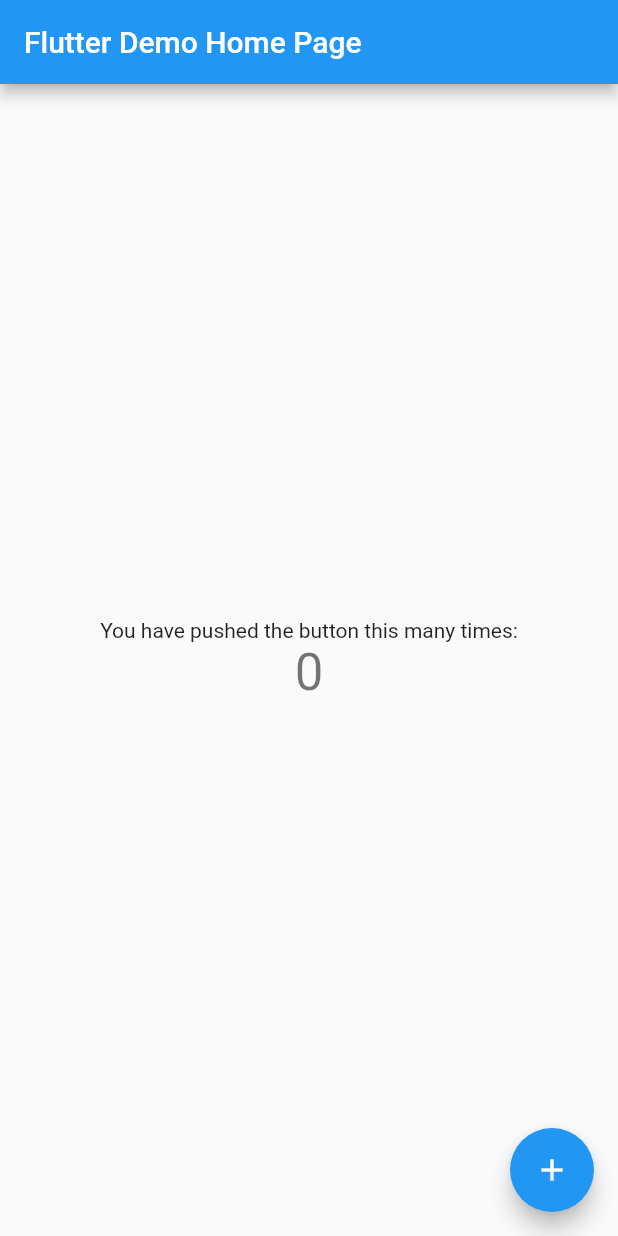
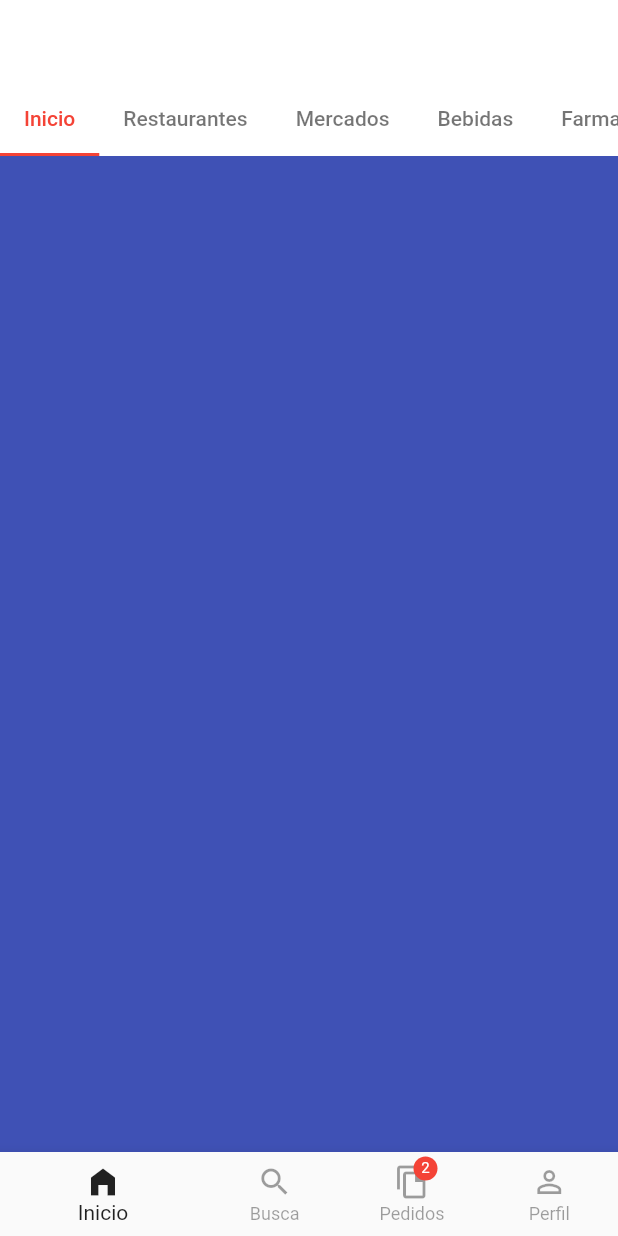
Before and after one commit to isaiasmms92/lfood, a Flutter app: the screen it shows after launch, on a phone screen of 412 x 824 dp. Run offline on Flutter 3.47's test engine with Material 2 defaults, Android fonts, the phone set to English and light mode, and no system bars.

Commit message:
feat: botttom bar, tab bar

```diff
--- a/lib/main.dart
+++ b/lib/main.dart
@@ -1,115 +1,21 @@
 import 'package:flutter/material.dart';
+import 'package:lfood/src/features/dashboard/view/pages/dashboard_page.dart';
 
 void main() {
-  runApp(const MyApp());
+  runApp(const LFoodApp());
 }
 
-class MyApp extends StatelessWidget {
-  const MyApp({super.key});
+class LFoodApp extends StatelessWidget {
+  const LFoodApp({super.key});
 
-  // This widget is the root of your application.
   @override
   Widget build(BuildContext context) {
     return MaterialApp(
       title: 'Flutter Demo',
       theme: ThemeData(
-        // This is the theme of your application.
-        //
-        // Try running your application with "flutter run". You'll see the
-        // application has a blue toolbar. Then, without quitting the app, try
-        // changing the primarySwatch below to Colors.green and then invoke
-        // "hot reload" (press "r" in the console where you ran "flutter run",
-        // or simply save your changes to "hot reload" in a Flutter IDE).
-        // Notice that the counter didn't reset back to zero; the application
-        // is not restarted.
         primarySwatch: Colors.blue,
       ),
-      home: const MyHomePage(title: 'Flutter Demo Home Page'),
+      home: const DashboardPage(),
     );
   }
 }
-
-class MyHomePage extends StatefulWidget {
-  const MyHomePage({super.key, required this.title});
-
-  // This widget is the home page of your application. It is stateful, meaning
-  // that it has a State object (defined below) that contains fields that affect
-  // how it looks.
-
-  // This class is the configuration for the state. It holds the values (in this
-  // case the title) provided by the parent (in this case the App widget) and
-  // used by the build method of the State. Fields in a Widget subclass are
-  // always marked "final".
-
-  final String title;
-
-  @override
-  State<MyHomePage> createState() => _MyHomePageState();
-}
-
-class _MyHomePageState extends State<MyHomePage> {
-  int _counter = 0;
-
-  void _incrementCounter() {
-    setState(() {
-      // This call to setState tells the Flutter framework that something has
-      // changed in this State, which causes it to rerun the build method below
-      // so that the display can reflect the updated values. If we changed
-      // _counter without calling setState(), then the build method would not be
-      // called again, and so nothing would appear to happen.
-      _counter++;
-    });
-  }
-
-  @override
-  Widget build(BuildContext context) {
-    // This method is rerun every time setState is called, for instance as done
-    // by the _incrementCounter method above.
-    //
-    // The Flutter framework has been optimized to make rerunning build methods
-    // fast, so that you can just rebuild anything that needs updating rather
-    // than having to individually change instances of widgets.
-    return Scaffold(
-      appBar: AppBar(
-        // Here we take the value from the MyHomePage object that was created by
-        // the App.build method, and use it to set our appbar title.
-        title: Text(widget.title),
-      ),
-      body: Center(
-        // Center is a layout widget. It takes a single child and positions it
-        // in the middle of the parent.
-        child: Column(
-          // Column is also a layout widget. It takes a list of children and
-          // arranges them vertically. By default, it sizes itself to fit its
-          // children horizontally, and tries to be as tall as its parent.
-          //
-          // Invoke "debug painting" (press "p" in the console, choose the
-          // "Toggle Debug Paint" action from the Flutter Inspector in Android
-          // Studio, or the "Toggle Debug Paint" command in Visual Studio Code)
-          // to see the wireframe for each widget.
-          //
-          // Column has various properties to control how it sizes itself and
-          // how it positions its children. Here we use mainAxisAlignment to
-          // center the children vertically; the main axis here is the vertical
-          // axis because Columns are vertical (the cross axis would be
-          // horizontal).
-          mainAxisAlignment: MainAxisAlignment.center,
-          children: <Widget>[
-            const Text(
-              'You have pushed the button this many times:',
-            ),
-            Text(
-              '$_counter',
-              style: Theme.of(context).textTheme.headline4,
-            ),
-          ],
-        ),
-      ),
-      floatingActionButton: FloatingActionButton(
-        onPressed: _incrementCounter,
-        tooltip: 'Increment',
-        child: const Icon(Icons.add),
-      ), // This trailing comma makes auto-formatting nicer for build methods.
-    );
-  }
-}
--- /dev/null
+++ b/lib/src/features/dashboard/view/pages/dashboard_page.dart
@@ -0,0 +1,58 @@
+import 'package:flutter/material.dart';
+import 'package:lfood/src/features/home/view/pages/home_page.dart';
+import 'package:lfood/src/features/order/view/pages/order_page.dart';
+import 'package:lfood/src/features/profile/view/pages/profile_page.dart';
+import 'package:lfood/src/features/search/view/pages/search_page.dart';
+import 'package:pepperoni/pepperoni.dart';
+
+class DashboardPage extends StatefulWidget {
+  const DashboardPage({super.key});
+
+  @override
+  State<DashboardPage> createState() => _DashboardPageState();
+}
+
+class _DashboardPageState extends State<DashboardPage> {
+  final pageController = PageController();
+  @override
+  Widget build(BuildContext context) {
+    return Scaffold(
+      body: PageView(
+        physics: const NeverScrollableScrollPhysics(),
+        controller: pageController,
+        children: const [
+          HomePage(),
+          SearchPage(),
+          OrderPage(),
+          ProfilePage(),
+        ],
+      ),
+      bottomNavigationBar: PepperoniBottomBar(
+        onIndexSelected: (index) => pageController.jumpToPage(index),
+        items: [
+          PepperoniBottomBarItem(
+            icon: Icons.home_outlined,
+            activeIcon: Icons.home_filled,
+            label: 'Inicio',
+          ),
+          PepperoniBottomBarItem(
+            icon: Icons.search_outlined,
+            activeIcon: Icons.search,
+            label: 'Busca',
+          ),
+          PepperoniBottomBarItem(
+            icon: Icons.file_copy_outlined,
+            activeIcon: Icons.file_copy_rounded,
+            label: 'Pedidos',
+            countBadge: 2,
+          ),
+          PepperoniBottomBarItem(
+            icon: Icons.person_outline,
+            activeIcon: Icons.person,
+            label: 'Perfil',
+          ),
+        ],
+      ),
+    );
+  }
+}
--- /dev/null
+++ b/lib/src/features/home/view/pages/home_page.dart
@@ -0,0 +1,63 @@
+import 'package:flutter/material.dart';
+
+class HomePage extends StatefulWidget {
+  const HomePage({super.key});
+
+  @override
+  State<HomePage> createState() => _HomePageState();
+}
+
+class _HomePageState extends State<HomePage>
+    with SingleTickerProviderStateMixin {
+  late final tabController = TabController(length: 6, vsync: this);
+  @override
+  Widget build(BuildContext context) {
+    return DefaultTabController(
+      length: 6,
+      child: Scaffold(
+        appBar: AppBar(
+          backgroundColor: Colors.white,
+          elevation: 0,
+          bottom: TabBar(
+            controller: tabController,
+            tabs: const [
+              Tab(
+                text: 'Inicio',
+              ),
+              Tab(
+                text: 'Restaurantes',
+              ),
+              Tab(
+                text: 'Mercados',
+              ),
+              Tab(
+                text: 'Bebidas',
+              ),
+              Tab(
+                text: 'Farmacias',
+              ),
+              Tab(
+                text: 'Pets',
+              ),
+            ],
+            isScrollable: true,
+            indicatorColor: Colors.red,
+            labelColor: Colors.red,
+            unselectedLabelColor: Colors.black54,
+          ),
+        ),
+        body: TabBarView(
+          controller: tabController,
+          children: [
+            Container(color: Colors.indigo),
+            Container(color: Colors.green),
+            Container(color: Colors.red),
+            Container(color: Colors.blue),
+            Container(color: Colors.yellow),
+            Container(color: Colors.black),
+          ],
+        ),
+      ),
+    );
+  }
+}
--- /dev/null
+++ b/lib/src/features/order/view/pages/order_page.dart
@@ -0,0 +1,15 @@
+import 'package:flutter/material.dart';
+
+class OrderPage extends StatefulWidget {
+  const OrderPage({super.key});
+
+  @override
+  State<OrderPage> createState() => _OrderPageState();
+}
+
+class _OrderPageState extends State<OrderPage> {
+  @override
+  Widget build(BuildContext context) {
+    return Container(color: Colors.yellow);
+  }
+}
--- /dev/null
+++ b/lib/src/features/profile/view/pages/profile_page.dart
@@ -0,0 +1,15 @@
+import 'package:flutter/material.dart';
+
+class ProfilePage extends StatefulWidget {
+  const ProfilePage({super.key});
+
+  @override
+  State<ProfilePage> createState() => _ProfilePageState();
+}
+
+class _ProfilePageState extends State<ProfilePage> {
+  @override
+  Widget build(BuildContext context) {
+    return Container(color: Colors.indigo);
+  }
+}
--- /dev/null
+++ b/lib/src/features/search/view/pages/search_page.dart
@@ -0,0 +1,15 @@
+import 'package:flutter/material.dart';
+
+class SearchPage extends StatefulWidget {
+  const SearchPage({super.key});
+
+  @override
+  State<SearchPage> createState() => _SearchPageState();
+}
+
+class _SearchPageState extends State<SearchPage> {
+  @override
+  Widget build(BuildContext context) {
+    return Container(color: Colors.green);
+  }
+}
--- /dev/null
+++ b/libraries/pepperoni/analysis_options.yaml
@@ -0,0 +1,4 @@
+include: package:flutter_lints/flutter.yaml
+
+# Additional information about this file can be found at
+# https://dart.dev/guides/language/analysis-options
--- /dev/null
+++ b/libraries/pepperoni/lib/pepperoni.dart
@@ -0,0 +1,4 @@
+library pepperoni;
+
+export 'src/widgets/bottom_bar/pepperoni_bottom_bar.dart';
+export 'src/widgets/bottom_bar/pepperoni_bottom_bar_item.dart';
--- /dev/null
+++ b/libraries/pepperoni/lib/src/widgets/bottom_bar/pepperoni_bottom_bar.dart
@@ -0,0 +1,78 @@
+import 'package:flutter/material.dart';
+import 'package:pepperoni/src/widgets/bottom_bar/pepperoni_bottom_bar_item.dart';
+
+class PepperoniBottomBar extends StatefulWidget {
+  final List<PepperoniBottomBarItem> items;
+  final void Function(int index) onIndexSelected;
+  const PepperoniBottomBar(
+      {super.key, required this.items, required this.onIndexSelected});
+
+  @override
+  State<PepperoniBottomBar> createState() => _PepperoniBottomBarState();
+}
+
+class _PepperoniBottomBarState extends State<PepperoniBottomBar> {
+  int selected = 0;
+
+  @override
+  Widget build(BuildContext context) {
+    return BottomNavigationBar(
+      items: List.from(
+        widget.items.map(
+          (item) => BottomNavigationBarItem(
+            icon: PepperoniIconBar(
+              icon: item.icon,
+              countBadge: item.countBadge,
+            ),
+            label: item.label,
+            activeIcon: PepperoniIconBar(
+              icon: item.activeIcon,
+              countBadge: item.countBadge,
+            ),
+          ),
+        ),
+      ),
+      selectedItemColor: Colors.black87,
+      unselectedItemColor: Colors.black38,
+      showUnselectedLabels: true,
+      currentIndex: selected,
+      onTap: (index) {
+        setState(() {
+          widget.onIndexSelected(index);
+          selected = index;
+        });
+      },
+    );
+  }
+}
+
+class PepperoniIconBar extends StatelessWidget {
+  final IconData icon;
+  final int countBadge;
+  const PepperoniIconBar(
+      {super.key, required this.icon, required this.countBadge});
+
+  @override
+  Widget build(BuildContext context) {
+    if (countBadge > 0) {
+      return Stack(
+        clipBehavior: Clip.none,
+        children: [
+          Icon(icon),
+          Positioned(
+              right: -5,
+              top: -5,
+              child: CircleAvatar(
+                backgroundColor: Colors.red,
+                radius: 8,
+                child: Text(
+                  '$countBadge',
+                  style: const TextStyle(color: Colors.white, fontSize: 10),
+                ),
+              ))
+        ],
+      );
+    }
+    return Icon(icon);
+  }
+}
--- /dev/null
+++ b/libraries/pepperoni/lib/src/widgets/bottom_bar/pepperoni_bottom_bar_item.dart
@@ -0,0 +1,15 @@
+import 'package:flutter/material.dart';
+
+class PepperoniBottomBarItem {
+  final String label;
+  final IconData icon;
+  final IconData activeIcon;
+  final int countBadge;
+
+  PepperoniBottomBarItem({
+    required this.activeIcon,
+    required this.label,
+    required this.icon,
+    this.countBadge = 0,
+  });
+}
--- a/pubspec.yaml
+++ b/pubspec.yaml
@@ -29,6 +29,9 @@ environment:
 # the latest version available on pub.dev. To see which dependencies have newer
 # versions available, run `flutter pub outdated`.
 dependencies:
+  pepperoni:
+    path: libraries/pepperoni
+
   flutter:
     sdk: flutter
 
```
Also changed, not shown: libraries/pepperoni/pubspec.yaml (added, +54 -0 lines), pubspec.lock, 5 other files.
